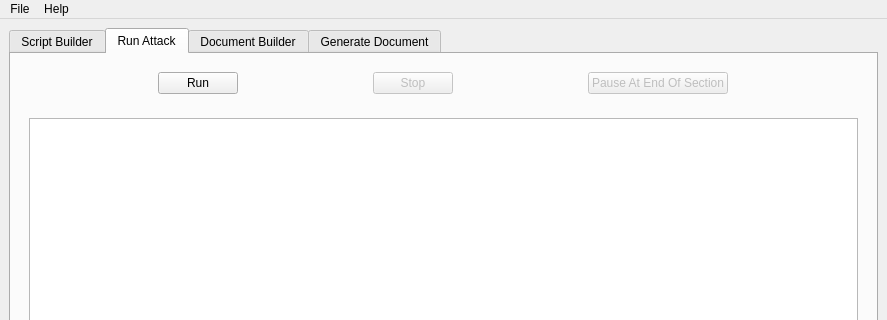
Old version of the form App/UI/main.ui in the repository ledbetterj1atwit/Senior-Project; both pictures show x 0 to 887 and y 0 to 320 of the 887 by 626 pixel window.
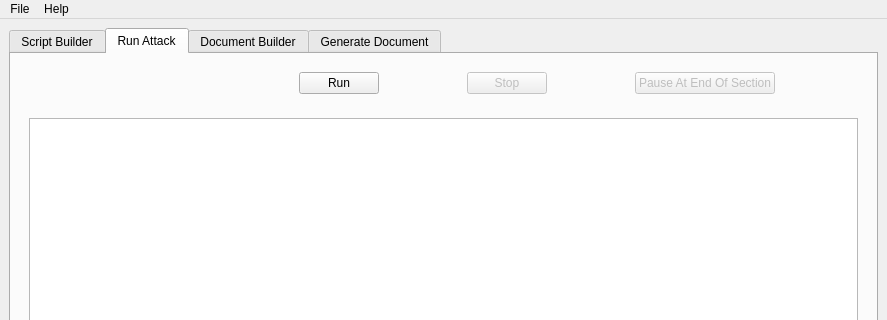
New version of the form. Icons and pictures are not drawn.

Commit message: Added a spinning icon so users know the program isn't dead...

```diff
--- a/App/UI/main.ui
+++ b/App/UI/main.ui
@@ -292,6 +292,25 @@
         <item>
          <widget class="QWidget" name="run_action_buttons" native="true">
           <layout class="QHBoxLayout" name="horizontalLayout_6">
+           <item>
+            <widget class="QLabel" name="run_spinner">
+             <property name="minimumSize">
+              <size>
+               <width>0</width>
+               <height>0</height>
+              </size>
+             </property>
+             <property name="maximumSize">
+              <size>
+               <width>100</width>
+               <height>100</height>
+              </size>
+             </property>
+             <property name="text">
+              <string/>
+             </property>
+            </widget>
+           </item>
            <item>
             <widget class="QPushButton" name="run_button">
              <property name="sizePolicy">
```
Left out of the diff: 14 changed lines with no effect on the pictures. The commit also changes 2 other files.
